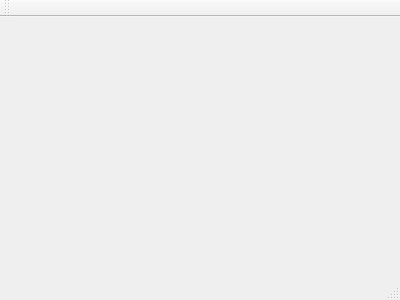
Old version of the form mainwindow.ui in the repository kingvei/Sample_Qt.
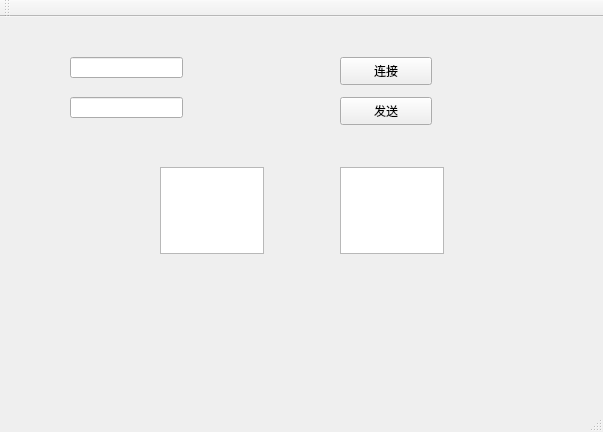
New version of the form.

Patch:
```diff
--- a/mainwindow.ui
+++ b/mainwindow.ui
@@ -1,24 +1,106 @@
 <ui version="4.0">
  <class>MainWindow</class>
- <widget class="QMainWindow" name="MainWindow" >
-  <property name="geometry" >
+ <widget class="QMainWindow" name="MainWindow">
+  <property name="geometry">
    <rect>
     <x>0</x>
     <y>0</y>
-    <width>400</width>
-    <height>300</height>
+    <width>603</width>
+    <height>432</height>
    </rect>
   </property>
   <property name="windowTitle" >
    <string>MainWindow</string>
   </property>
-  <widget class="QMenuBar" name="menuBar" />
-  <widget class="QToolBar" name="mainToolBar" />
-  <widget class="QWidget" name="centralWidget" />
-  <widget class="QStatusBar" name="statusBar" />
+  <widget class="QWidget" name="centralWidget">
+   <widget class="QLineEdit" name="srvIPLineEdit">
+    <property name="geometry">
+     <rect>
+      <x>70</x>
+      <y>40</y>
+      <width>113</width>
+      <height>21</height>
+     </rect>
+    </property>
+   </widget>
+   <widget class="QLineEdit" name="srvPortLineEdit">
+    <property name="geometry">
+     <rect>
+      <x>70</x>
+      <y>80</y>
+      <width>113</width>
+      <height>21</height>
+     </rect>
+    </property>
+   </widget>
+   <widget class="QTextEdit" name="tcpSendText">
+    <property name="geometry">
+     <rect>
+      <x>160</x>
+      <y>150</y>
+      <width>104</width>
+      <height>87</height>
+     </rect>
+    </property>
+   </widget>
+   <widget class="QTextEdit" name="tcpRecvText">
+    <property name="geometry">
+     <rect>
+      <x>340</x>
+      <y>150</y>
+      <width>104</width>
+      <height>87</height>
+     </rect>
+    </property>
+   </widget>
+   <widget class="QPushButton" name="tcpEstablishButton">
+    <property name="geometry">
+     <rect>
+      <x>340</x>
+      <y>40</y>
+      <width>92</width>
+      <height>28</height>
+     </rect>
+    </property>
+    <property name="text">
+     <string>连接</string>
+    </property>
+   </widget>
+   <widget class="QPushButton" name="tcpSendButton">
+    <property name="geometry">
+     <rect>
+      <x>340</x>
+      <y>80</y>
+      <width>92</width>
+      <height>28</height>
+     </rect>
+    </property>
+    <property name="text">
+     <string>发送</string>
+    </property>
+   </widget>
+  </widget>
+  <widget class="QMenuBar" name="menuBar">
+   <property name="geometry">
+    <rect>
+     <x>0</x>
+     <y>0</y>
+     <width>603</width>
+     <height>26</height>
+    </rect>
+   </property>
+  </widget>
+  <widget class="QToolBar" name="mainToolBar">
+   <attribute name="toolBarArea">
+    <enum>TopToolBarArea</enum>
+   </attribute>
+   <attribute name="toolBarBreak">
+    <bool>false</bool>
+   </attribute>
+  </widget>
+  <widget class="QStatusBar" name="statusBar"/>
  </widget>
- <layoutDefault spacing="6" margin="11" />
- <pixmapfunction></pixmapfunction>
+ <layoutdefault spacing="6" margin="11"/>
  <resources/>
  <connections/>
 </ui>
```
Left out of the diff: 3 changed lines with no effect on the pictures.
